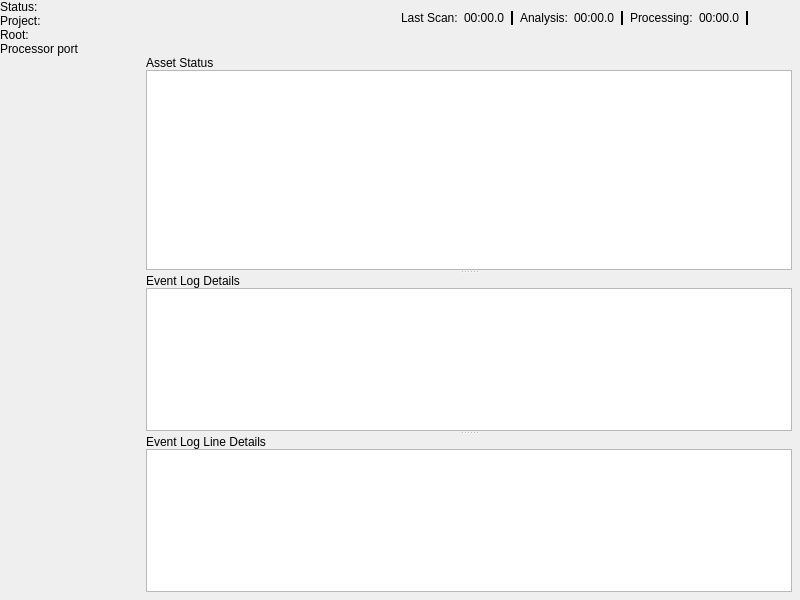
Before: the Qt Designer form Code/Tools/AssetProcessor/native/ui/MainWindow.ui in o3de/o3de, drawn with Qt 5.
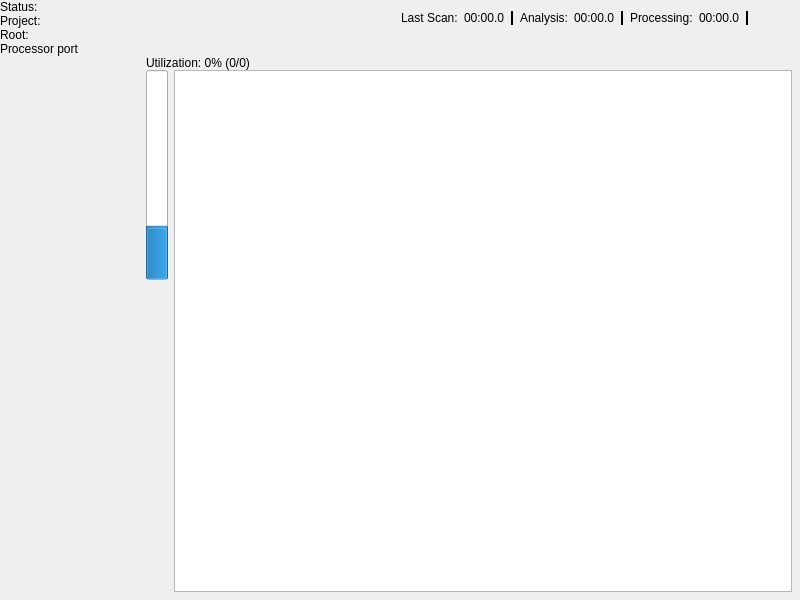
After: the same form once the commit is applied. The open tabs and pages were chosen to show the change. Icons and pictures are not drawn. Custom widgets are drawn as their Qt base class.

Commit message: Added a process activity panel

What changed in the file:
```diff
--- a/Code/Tools/AssetProcessor/native/ui/MainWindow.ui
+++ b/Code/Tools/AssetProcessor/native/ui/MainWindow.ui
@@ -1467,6 +1467,89 @@
           </item>
          </layout>
         </widget>
+        <widget class="QWidget" name="ProcessesPage">
+         <layout class="QVBoxLayout" name="verticalLayout_8">
+          <property name="spacing">
+           <number>0</number>
+          </property>
+          <property name="leftMargin">
+           <number>0</number>
+          </property>
+          <property name="topMargin">
+           <number>0</number>
+          </property>
+          <property name="rightMargin">
+           <number>0</number>
+          </property>
+          <property name="bottomMargin">
+           <number>0</number>
+          </property>
+          <item>
+           <widget class="QLabel" name="processUtilization">
+            <property name="text">
+             <string>Utilization: 0% (0/0)</string>
+            </property>
+           </widget>
+          </item>
+          <item>
+           <layout class="QHBoxLayout" name="horizontalLayout">
+            <property name="spacing">
+             <number>6</number>
+            </property>
+            <item alignment="Qt::AlignTop">
+             <widget class="QProgressBar" name="utilizationBar">
+              <property name="sizePolicy">
+               <sizepolicy hsizetype="Fixed" vsizetype="Fixed">
+                <horstretch>0</horstretch>
+                <verstretch>0</verstretch>
+               </sizepolicy>
+              </property>
+              <property name="minimumSize">
+               <size>
+                <width>0</width>
+                <height>210</height>
+               </size>
+              </property>
+              <property name="value">
+               <number>24</number>
+              </property>
+              <property name="textVisible">
+               <bool>false</bool>
+              </property>
+              <property name="orientation">
+               <enum>Qt::Vertical</enum>
+              </property>
+             </widget>
+            </item>
+            <item>
+             <widget class="QListView" name="processList">
+              <property name="focusPolicy">
+               <enum>Qt::NoFocus</enum>
+              </property>
+              <property name="editTriggers">
+               <set>QAbstractItemView::NoEditTriggers</set>
+              </property>
+              <property name="showDropIndicator" stdset="0">
+               <bool>false</bool>
+              </property>
+              <property name="selectionMode">
+               <enum>QAbstractItemView::NoSelection</enum>
+              </property>
+              <property name="resizeMode">
+               <enum>QListView::Adjust</enum>
+              </property>
+              <property name="viewMode">
+               <enum>QListView::IconMode</enum>
+              </property>
+              <property name="selectionRectVisible">
+               <bool>false</bool>
+              </property>
+             </widget>
+            </item>
+           </layout>
+          </item>
+         </layout>
+        </widget>
         <widget class="QWidget" name="ToolsPage">
          <layout class="QVBoxLayout" name="verticalLayout_3">
           <item>
```
Left out of the diff: 12 changed lines with no effect on the pictures. The commit also changes 14 other files.
